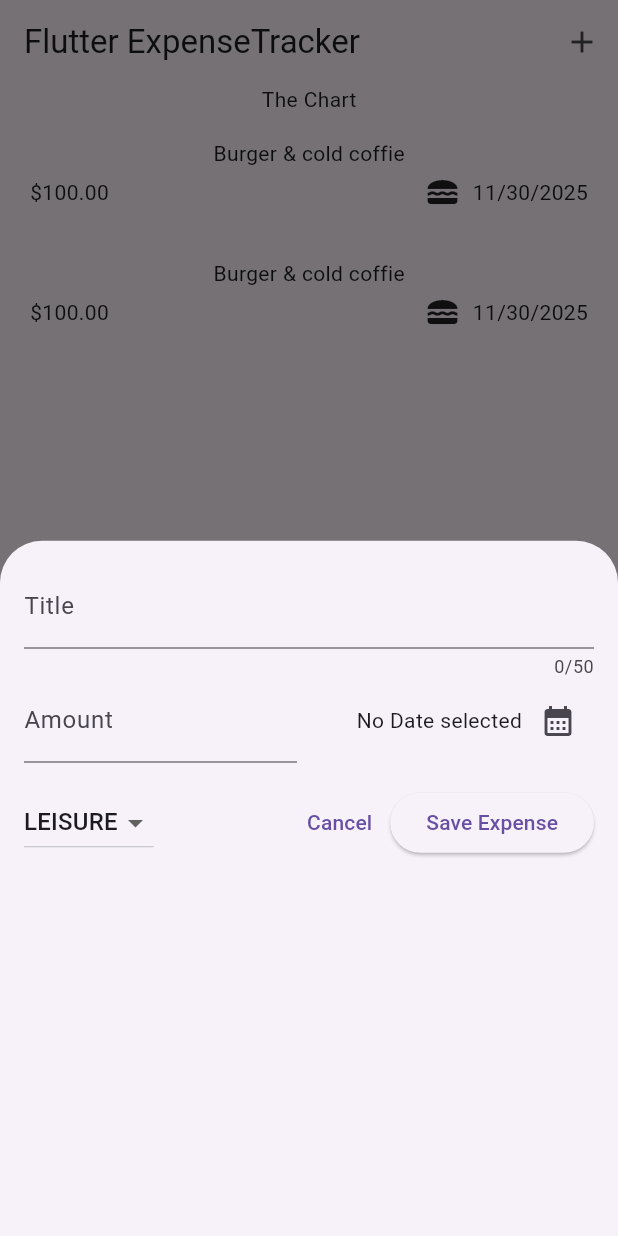
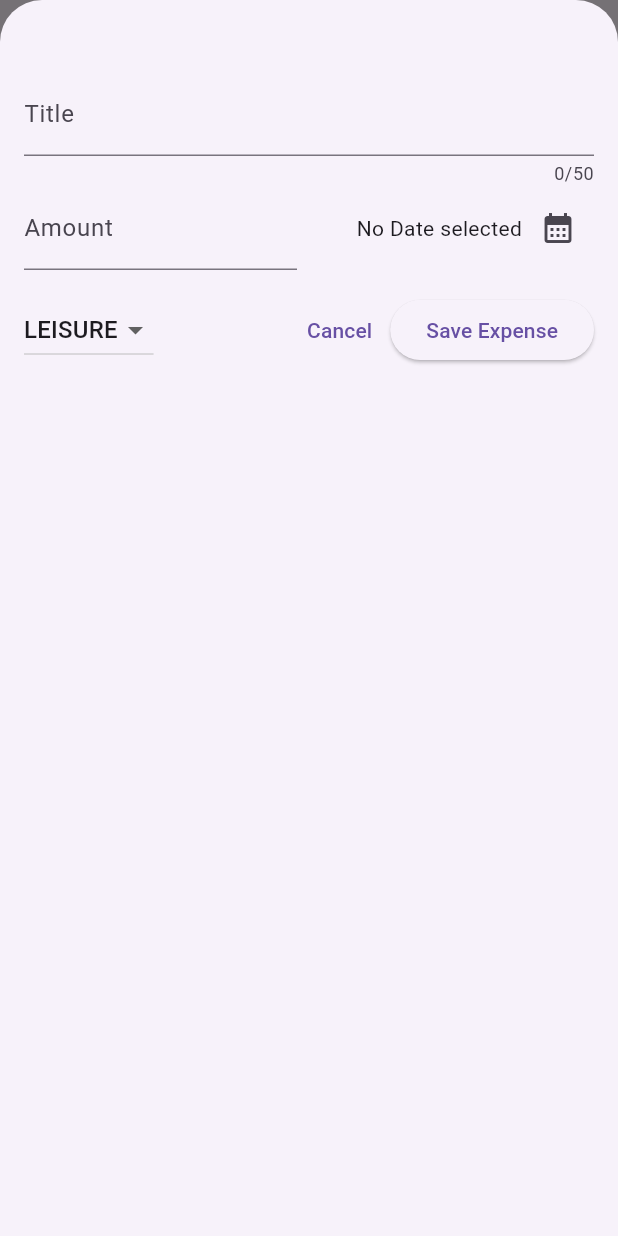
Before and after one commit to kripalsinghuk/expense_tracker, a Flutter app: the screen it shows after launch, after a tap on the "add" icon, on a phone screen of 412 x 824 dp. Run offline on Flutter 3.47's test engine with Material 3 defaults, Android fonts, the phone set to English and light mode, and no system bars.

Commit message:
added swip to remove item from list feature

```diff
--- a/lib/widgets/expenses.dart
+++ b/lib/widgets/expenses.dart
@@ -27,10 +27,26 @@ class _ExpensesState extends State<Expenses> {
     ),
   ];
 
+  void updateList(Expense submittedExpense) {
+    setState(() {
+      _registeredExpenses.add(submittedExpense);
+    });
+  }
+
+  void removeItemFromList(Expense expense) {
+    setState(() {
+      _registeredExpenses.remove(expense);
+    });
+  }
+
   //When in state class the context there in behind by flutter.
   //When we see builder we must provide function.
   void _openAddExpenseOverlay() {
-    showModalBottomSheet(context: context, builder: (ctx) => NewExpense());
+    showModalBottomSheet(
+      isScrollControlled: true, //model overlay take full possible height..
+      context: context,
+      builder: (ctx) => NewExpense(updateExpenseList: updateList),
+    );
   }
 
   @override
@@ -45,7 +61,12 @@ class _ExpensesState extends State<Expenses> {
       body: Column(
         children: [
           Text('The Chart'),
-          Expanded(child: ExpensesList(expenses: _registeredExpenses)),
+          Expanded(
+            child: ExpensesList(
+              expenses: _registeredExpenses,
+              removeExpense: removeItemFromList,
+            ),
+          ),
         ],
       ),
     );
--- a/lib/widgets/expenses_list/expenses_list.dart
+++ b/lib/widgets/expenses_list/expenses_list.dart
@@ -3,13 +3,23 @@ import 'package:expense_tracer/widgets/expenses_list/expense_items.dart';
 import 'package:flutter/material.dart';
 
 class ExpensesList extends StatelessWidget {
-  const ExpensesList({super.key, required this.expenses});
+  ExpensesList({
+    super.key,
+    required this.expenses,
+    required this.removeExpense,
+  });
   final List<Expense> expenses;
+  void Function(Expense expense) removeExpense;
+
   @override
   Widget build(BuildContext context) {
     return ListView.builder(
       itemCount: expenses.length,
-      itemBuilder: (context, index) => ExpenseItems(expenses[index]),
+      itemBuilder: (context, index) => Dismissible(
+        key: ValueKey(expenses[index]),
+        onDismissed: (direction) => removeExpense(expenses[index]),
+        child: ExpenseItems(expenses[index]),
+      ),
     );
   }
 }
--- a/lib/widgets/new_expense.dart
+++ b/lib/widgets/new_expense.dart
@@ -2,8 +2,9 @@ import 'package:expense_tracer/models/expese.dart';
 import 'package:flutter/material.dart';
 
 class NewExpense extends StatefulWidget {
-  const NewExpense({super.key});
+  NewExpense({super.key, required this.updateExpenseList});
 
+  void Function(Expense expense) updateExpenseList;
   @override
   State<NewExpense> createState() => _NewExpenseState();
 }
@@ -59,6 +60,15 @@ class _NewExpenseState extends State<NewExpense> {
       );
       return;
     }
+    final submittedExpense = Expense(
+      title: _titleController.text,
+      amount: enteredAmount,
+      date: _selectedDate!,
+      category: _selectedCategory,
+    );
+
+    widget.updateExpenseList(submittedExpense);
+    Navigator.pop(context);
   }
 
   @override
@@ -71,7 +81,7 @@ class _NewExpenseState extends State<NewExpense> {
   @override
   Widget build(BuildContext context) {
     return Padding(
-      padding: EdgeInsets.all(16),
+      padding: EdgeInsets.fromLTRB(16,48,16,16),
       child: Column(
         children: [
           TextField(
```
Also changed, not shown: lib/data/expense_list.dart (added, +16 -0 lines).
